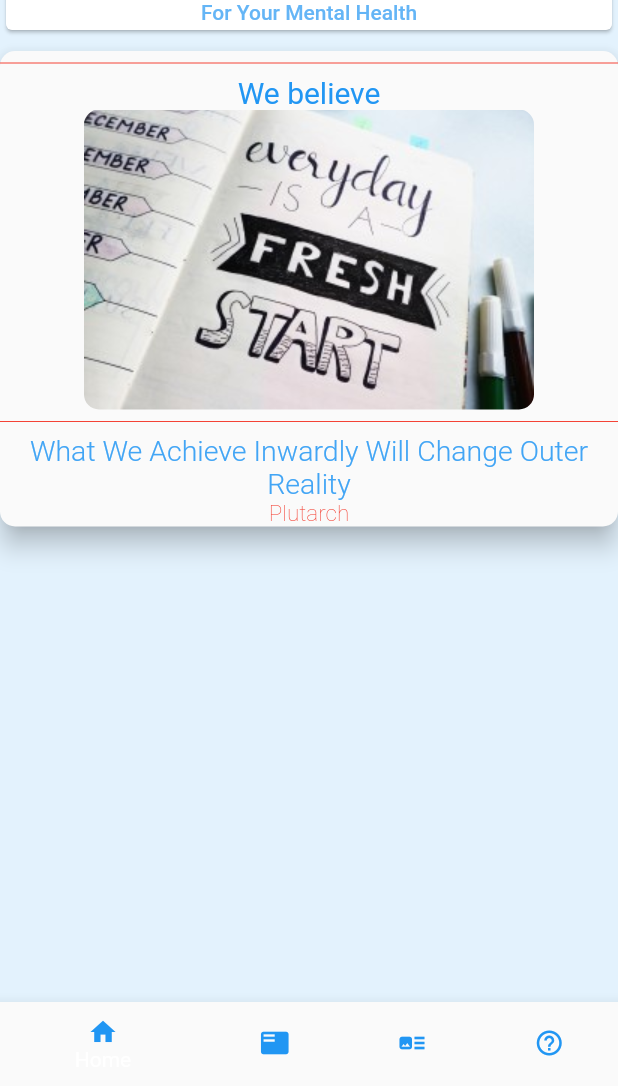
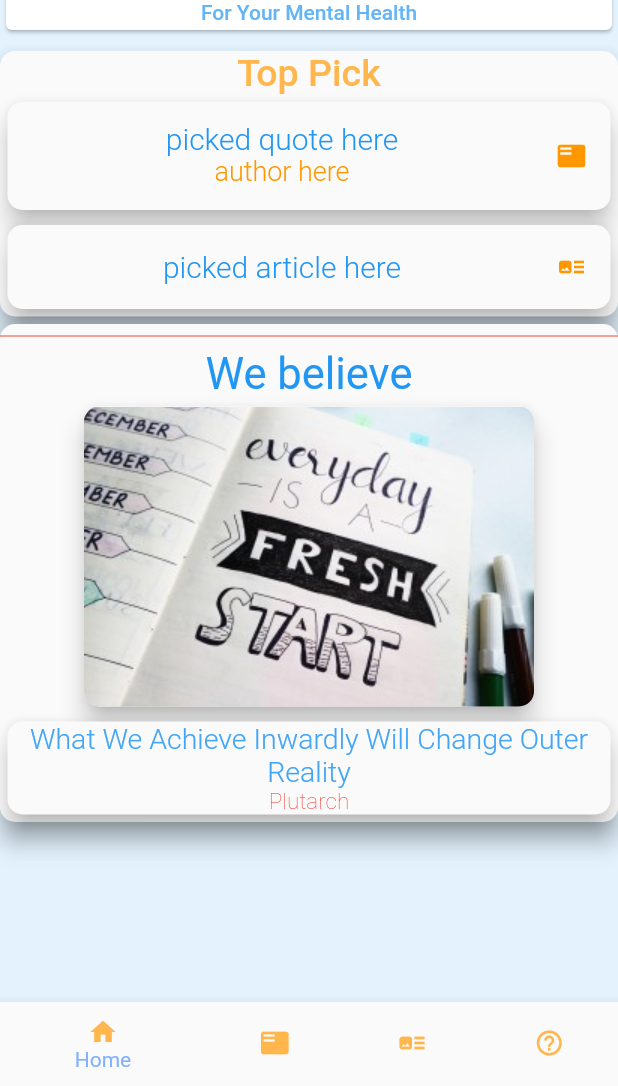
Before and after one commit to clintroymkt/Posinotes, a Flutter app: the screen it shows after launch, on a phone screen of 412 x 824 dp, the part 150-1236 px from its top. Run offline on Flutter 3.47's test engine with Material 2 defaults, Android fonts, the phone set to English and light mode, and no system bars; our stand-ins replace google_fonts, webview_flutter; Roboto replaces fonts that are missing (Dekko, Delius, Inika).

Commit message:
added some styles to home screen

```diff
--- a/lib/article_display.dart
+++ b/lib/article_display.dart
@@ -40,21 +40,107 @@ class ArticlesFull extends StatelessWidget {
           color: Colors.blueAccent[50],
           child: Column(
             children: <Widget>[
+              Text(
+                "Top Pick",
+                style: GoogleFonts.inika(
+                  color: Colors.orange[300],
+                  fontSize: 25,
+                  fontWeight: FontWeight.w500,
+                ),
+              ),
+              Container(
+                  padding: EdgeInsets.all(5),
+                  child: Material(
+                    borderRadius: BorderRadius.circular(10),
+                    elevation: 7.0,
+                    color: Colors.blueAccent[50],
+                    child: ListTile(
+                      title: Center(
+                        child: Text(
+                          "picked quote here",
+                          style: GoogleFonts.inriaSans(
+                              color: Colors.blue,
+                              fontSize: 20,
+                              fontWeight: FontWeight.w300),
+                        ),
+                      ),
+                      subtitle: Center(
+                        child: Text(
+                          "author here",
+                          style: GoogleFonts.inriaSans(
+                              color: Colors.orange,
+                              fontSize: 18,
+                              fontWeight: FontWeight.w300),
+                        ),
+                      ),
+                      trailing: Icon(
+                        Icons.featured_play_list,
+                        color: Colors.orange,
+                        size: 20,
+                      ),
+                    ),
+                  )),
+              Container(
+                  padding: EdgeInsets.all(5),
+                  child: Material(
+                    borderRadius: BorderRadius.circular(10),
+                    elevation: 7.0,
+                    color: Colors.blueAccent[50],
+                    child: ListTile(
+                      title: Center(
+                        child: Text(
+                          "picked article here",
+                          style: GoogleFonts.inriaSans(
+                              color: Colors.blue,
+                              fontSize: 20,
+                              fontWeight: FontWeight.w300),
+                        ),
+                      ),
+                      trailing: Icon(
+                        Icons.art_track,
+                        color: Colors.orange,
+                        size: 20,
+                      ),
+                    ),
+                  )),
+            ],
+          ),
+        ),
+      ),
+      Container(
+        padding: EdgeInsets.only(top: 5, bottom: 5),
+        child: Material(
+          borderRadius: BorderRadius.circular(10),
+          elevation: 7.0,
+          color: Colors.blueAccent[50],
+          child: Column(
+            children: <Widget>[
               Divider(color: Colors.red),
               Text("We believe",
                   style: GoogleFonts.luckiestGuy(
                     color: Colors.blue,
                     fontWeight: FontWeight.w400,
-                    fontSize: 20,
+                    fontSize: 29,
                   )),
-              ClipRRect(
+              Container(
+                padding: EdgeInsets.all(5),
+                child: Material(
+                    borderRadius: BorderRadius.circular(10),
+                    elevation: 7.0,
+                    color: Colors.blueAccent[50],
+                    child: ClipRRect(
                       borderRadius: BorderRadius.circular(10),
                       child: Image.asset("assets/images/inspi.jpg"),
+                    )),
               ),
-              Divider(
 
-                color: Colors.red
-              ),
+              Container(
+                padding: EdgeInsets.all(5),
+                  child: Material(
+                      borderRadius: BorderRadius.circular(10),
+                      elevation: 7.0,
+                      color: Colors.blueAccent[50],
+                      child: Column(children: <Widget>[
                         Text(
                           "What We Achieve Inwardly Will Change Outer Reality",
                           style: GoogleFonts.dekko(
@@ -71,6 +157,7 @@ class ArticlesFull extends StatelessWidget {
                               fontSize: 15,
                               fontWeight: FontWeight.w200),
                         )
+                      ]))),
             ],
           ),
         ),
--- a/lib/home.dart
+++ b/lib/home.dart
@@ -23,18 +23,21 @@ class _HomeState extends State<Home> {
 
    return Scaffold(
      appBar: AppBar(
+
        centerTitle: true,
        title: Text('Posinotes'),
      ),
      body: _children[_currentIndex],
      bottomNavigationBar: BottomNavigationBar(
        onTap: onTabTapped,
+       fixedColor: Colors.blueAccent[100],
+
        currentIndex: _currentIndex, // this will be set when a new tab is tapped
        items: [
          BottomNavigationBarItem(
            icon: Icon(
                       Icons.home,
-                      color: Colors.blue,
+                      color: Colors.orange[300],
                       size: 20,
                       ),
            title: Text('Home'),
@@ -42,7 +45,7 @@ class _HomeState extends State<Home> {
          BottomNavigationBarItem(
            icon:  Icon(
                         Icons.featured_play_list,
-                        color: Colors.blue,
+                        color: Colors.orange[300],
                         size: 20,
                         ),
            title: Text('Quotes'),
@@ -50,7 +53,7 @@ class _HomeState extends State<Home> {
          BottomNavigationBarItem(
            icon: Icon(
                       Icons.art_track,
-                      color: Colors.blue,
+                      color: Colors.orange[300],
                       size: 20,
                       ),
            title: Text('Articles')
@@ -58,7 +61,7 @@ class _HomeState extends State<Home> {
           BottomNavigationBarItem(
            icon: Icon(
                       Icons.help_outline,
-                      color: Colors.blue,
+                      color: Colors.orange[300],
                       size: 20,
                       ),
            title: Text('Reach out')
--- a/lib/outreach.dart
+++ b/lib/outreach.dart
@@ -9,7 +9,7 @@ class OutReach extends StatelessWidget {
       scrollDirection: Axis.vertical,
       children: <Widget>[
         Padding(
-          padding: const EdgeInsets.all(1),
+          padding: const EdgeInsets.all(5),
           child: Container(
             child: Material(
               color: Colors.grey[100],
@@ -49,16 +49,17 @@ class OutReach extends StatelessWidget {
         Padding(
           padding: const EdgeInsets.all(5),
           child: Container(
-            margin: EdgeInsets.symmetric(vertical: 5.0),
+
+            margin: EdgeInsets.symmetric(vertical: 3.0),
             height: 100.0,
             child: ListView(
               scrollDirection: Axis.horizontal,
               children: <Widget>[
                 Container(
                   width: 220,
-                  padding: EdgeInsets.all(5),
+                  padding: EdgeInsets.all(2),
                   child: Material(
-                      elevation: 7.0,
+                      elevation: 14.0,
                       borderRadius: BorderRadius.circular(10),
                       color: Colors.blueAccent[50],
                       child: ListTile(
@@ -78,13 +79,13 @@ class OutReach extends StatelessWidget {
                 ),
                 Container(
                   color: Colors.grey[100],
-                  constraints: BoxConstraints(maxWidth: 150, minWidth: 100),
+                  constraints: BoxConstraints(maxWidth: 100, minWidth: 100),
                   child: ClipRRect(
                     borderRadius: new BorderRadius.circular(2),
                     child: Image.asset(
                       "assets/images/lightbulb.jpg",
                       height: 100,
-                      width: 100,
+                      width: 85,
                     ),
                   ),
                 ),
@@ -93,11 +94,14 @@ class OutReach extends StatelessWidget {
           ),
         ),
         Padding(
-            padding: const EdgeInsets.all(1),
+            padding: const EdgeInsets.all(5),
             child: Material(
                 elevation: 14.0,
                 borderRadius: BorderRadius.circular(10),
                 color: Colors.blueAccent[50],
+                child: Container(
+                  color: Colors.blueAccent[50],
+                  margin: EdgeInsets.symmetric(vertical:5),
                     child: Column(
                   children: <Widget>[
                     Divider(color: Colors.black),
@@ -109,33 +113,25 @@ class OutReach extends StatelessWidget {
                     Text("Call or msg for a session and will call you back"),
                     Divider(color: Colors.black)
                   ],
-                ))),
+                )))),
         Padding(
-          padding: const EdgeInsets.all(1),
+          padding: const EdgeInsets.all(5),
           child: Material(
-
             color: Colors.blueAccent[50],
             elevation: 14.0,
             borderRadius: BorderRadius.circular(10),
             child: Column(
-
               children: <Widget>[
                 Text(
                   "If you are feeling overwhelmed, sad, angry, depressed, anxious, numb, disconnected, unhead, unseen and lost, or all of that and more that you might not even be able to put into words but you are need of support and someone who will listen",
-
                   style: GoogleFonts.lato(
-                      fontWeight: FontWeight.w500,
-                      fontSize: 19
-                    ),
+                      fontWeight: FontWeight.w500, fontSize: 19),
                   textAlign: TextAlign.justify,
                 ),
                 Text(
                   "We know it's not easy to open up, get vulnerable or share feelings with people. We also know that as hard and scary as it may seem, it can be life savingto connect with someone who is non-judgemental, empathic and can guide you through some simple problem solving steps. These ateps will empower you to solve your own problems",
-
                   style: GoogleFonts.lato(
-                      fontWeight: FontWeight.w500,
-                      fontSize: 19
-                    ),
+                      fontWeight: FontWeight.w500, fontSize: 19),
                   textAlign: TextAlign.justify,
                 ),
               ],
```
Lines whose indentation alone changed are shown as unchanged.
